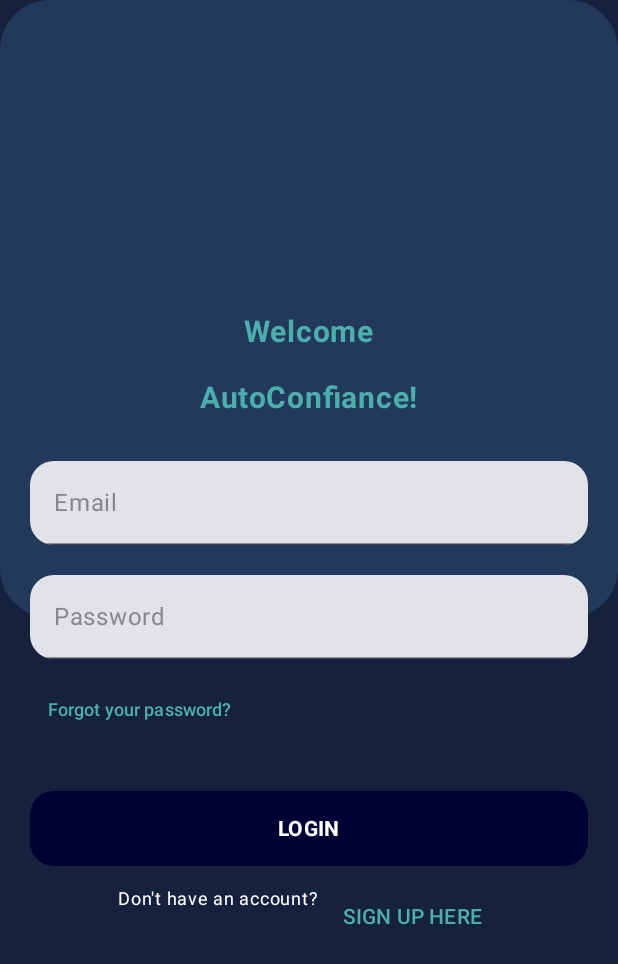
After one commit to MhamediSirine/FrontendAutoConfiace, an Android app built with Jetpack Compose: the composable Login shown on its own in the app's theme, on a phone screen of 412 x 824 dp. The commit adds this screen. Shown: the top 964 px of the screen. Run offline under Robolectric (Android 15) with nearby library versions, the phone set to English and light mode, and no system bars; our stand-ins replace livedata-compose; Roboto replaces fonts that are not available here.

Commit message:
login integration

```diff
--- a/app/build.gradle.kts
+++ b/app/build.gradle.kts
@@ -51,6 +51,8 @@ android {
 }
 
 dependencies {
+    implementation ("androidx.compose.runtime:runtime-livedata:1.5.1" // Use the latest version
+)
     implementation ("com.squareup.retrofit2:retrofit:2.9.0")
     implementation("org.jetbrains.kotlinx:kotlinx-serialization-json:1.6.0")
     implementation ("com.squareup.retrofit2:converter-gson:2.9.0")
--- a/app/src/main/AndroidManifest.xml
+++ b/app/src/main/AndroidManifest.xml
@@ -1,8 +1,9 @@
 <?xml version="1.0" encoding="utf-8"?>
 <manifest xmlns:android="http://schemas.android.com/apk/res/android"
     xmlns:tools="http://schemas.android.com/tools">
-
+    <uses-permission android:name="android.permission.INTERNET"/>
     <application
+        android:networkSecurityConfig="@xml/network_security_config"
         android:allowBackup="true"
         android:dataExtractionRules="@xml/data_extraction_rules"
         android:fullBackupContent="@xml/backup_rules"
--- a/app/src/main/java/centre/elife/fronted_autoconfiance/Routes.kt
+++ b/app/src/main/java/centre/elife/fronted_autoconfiance/Routes.kt
@@ -5,3 +5,5 @@ import kotlinx.serialization.Serializable
 object LoginRoute
 @Serializable
 object SignupRoute
+@Serializable
+object HomePageRoute
--- /dev/null
+++ b/app/src/main/java/centre/elife/fronted_autoconfiance/Views/Login.kt
@@ -0,0 +1,174 @@
+package centre.elife.fronted_autoconfiance.Views
+
+import android.widget.Toast
+import androidx.compose.foundation.Canvas
+import androidx.compose.foundation.background
+import androidx.compose.foundation.layout.*
+import androidx.compose.foundation.shape.RoundedCornerShape
+import androidx.compose.material3.*
+import androidx.compose.runtime.*
+import androidx.compose.runtime.livedata.observeAsState
+import androidx.compose.ui.Alignment
+import androidx.compose.ui.Modifier
+import androidx.compose.ui.geometry.CornerRadius
+import androidx.compose.ui.geometry.Offset
+import androidx.compose.ui.graphics.Color
+import androidx.compose.ui.platform.LocalContext
+import androidx.compose.ui.text.font.FontWeight
+import androidx.compose.ui.text.input.PasswordVisualTransformation
+import androidx.compose.ui.tooling.preview.Preview
+import androidx.compose.ui.unit.dp
+import androidx.compose.ui.unit.sp
+import androidx.navigation.NavHostController
+import androidx.navigation.compose.rememberNavController
+import centre.elife.fronted_autoconfiance.HomePageRoute
+import centre.elife.fronted_autoconfiance.SignupRoute
+import centre.elife.fronted_autoconfiance.ViewModels.LoginViewModel
+import centre.elife.fronted_autoconfiance.ui.theme.secondary
+
+@Composable
+fun Login(navController: NavHostController, loginViewModel: LoginViewModel = LoginViewModel()) {
+    val context = LocalContext.current
+    var email by remember { mutableStateOf("") }
+    var password by remember { mutableStateOf("") }
+    var errorMessage by remember { mutableStateOf("") }
+
+    val loading by loginViewModel.loading.observeAsState(false)
+    val loginResponse by loginViewModel.response.observeAsState(null)
+
+    LaunchedEffect(loginResponse) {
+        loginResponse?.let { response ->
+            if (response.isSuccessful) {
+                Toast.makeText(context, "Login Successful!", Toast.LENGTH_SHORT).show()
+                navController.navigate(HomePageRoute)
+            } else {
+                errorMessage = response.errorBody()?.string() ?: "Invalid email or password."
+            }
+        }
+    }
+
+    Box(
+        modifier = Modifier
+            .fillMaxSize()
+            .background(MaterialTheme.colorScheme.background)
+    ) {
+
+        Canvas(modifier = Modifier.fillMaxSize()) {
+            drawRect(color = Color(0xFF16213E))
+            drawRoundRect(
+                color = Color(0xFF23395B),
+                size = size.copy(width = size.width, height = size.height / 2),
+                cornerRadius = CornerRadius(x = 50f, y = 50f),
+                topLeft = Offset(x = 0f, y = 0f)
+            )
+        }
+
+        Column(
+            horizontalAlignment = Alignment.CenterHorizontally,
+            verticalArrangement = Arrangement.Center,
+            modifier = Modifier
+                .fillMaxSize()
+                .padding(20.dp)
+        ) {
+            // Welcome Text
+            Spacer(modifier = Modifier.height(20.dp))
+            Text(
+                text = "Welcome",
+                fontWeight = FontWeight.Bold,
+                fontSize = 20.sp,
+                color = secondary
+            )
+            Spacer(modifier = Modifier.height(20.dp))
+            Text(
+                text = "AutoConfiance!",
+                fontWeight = FontWeight.Bold,
+                fontSize = 20.sp,
+                color = secondary
+            )
+            Spacer(modifier = Modifier.height(30.dp))
+
+            TextField(
+                value = email,
+                shape = RoundedCornerShape(16.dp),
+                onValueChange = { email = it },
+                label = { Text("Email", color = Color.Gray) },
+                modifier = Modifier.fillMaxWidth()
+            )
+            Spacer(modifier = Modifier.height(20.dp))
+
+            TextField(
+                value = password,
+                shape = RoundedCornerShape(16.dp),
+                onValueChange = { password = it },
+                label = { Text("Password", color = Color.Gray) },
+                visualTransformation = PasswordVisualTransformation(),
+                modifier = Modifier.fillMaxWidth()
+            )
+
+            if (errorMessage.isNotEmpty()) {
+                Text(
+                    text = errorMessage,
+                    color = Color.Red,
+                    fontSize = 14.sp,
+                    modifier = Modifier.padding(top = 8.dp)
+                )
+            }
+            Spacer(modifier = Modifier.height(10.dp))
+
+            Row(
+                modifier = Modifier.fillMaxWidth(),
+                horizontalArrangement = Arrangement.SpaceBetween,
+                verticalAlignment = Alignment.CenterVertically
+            ) {
+                TextButton(onClick = { /* Navigate to Forgot Password */ }) {
+                    Text(text = "Forgot your password?", color = secondary, fontSize = 12.sp)
+                }
+            }
+
+            Spacer(modifier = Modifier.height(30.dp))
+
+            Button(
+                onClick = {
+                    if (email.isBlank() || password.isBlank()) {
+                        errorMessage = "Please fill in both email and password."
+                    } else {
+                        errorMessage = ""
+                        loginViewModel.login(email, password)
+                    }
+                },
+                shape = RoundedCornerShape(16.dp),
+                colors = ButtonDefaults.buttonColors(containerColor = Color(0xFF010035)),
+                modifier = Modifier
+                    .fillMaxWidth()
+                    .height(50.dp),
+                enabled = !loading
+            ) {
+                if (loading) {
+                    CircularProgressIndicator(color = Color.White, modifier = Modifier.size(24.dp))
+                } else {
+                    Text(text = "LOGIN", color = Color.White, fontWeight = FontWeight.Bold)
+                }
+            }
+
+            Spacer(modifier = Modifier.height(10.dp))
+
+            Row(
+                horizontalArrangement = Arrangement.Center,
+                modifier = Modifier.fillMaxWidth()
+            ) {
+                Text(text = "Don't have an account?", color = Color.White, fontSize = 12.sp)
+                Spacer(modifier = Modifier.width(4.dp))
+                TextButton(onClick = { navController.navigate(SignupRoute) }) {
+                    Text(text = "SIGN UP HERE", color = secondary)
+                }
+            }
+        }
+    }
+}
+
+@Preview(showBackground = true)
+@Composable
+fun LoginPreview() {
+    val navController = rememberNavController()
+    Login(navController = navController)
+}
--- /dev/null
+++ b/app/src/main/res/xml/network_security_config.xml
@@ -0,0 +1,6 @@
+<?xml version="1.0" encoding="utf-8"?>
+<network-security-config>
+    <domain-config cleartextTrafficPermitted="true">
+        <domain includeSubdomains="true">10.0.2.2</domain>
+    </domain-config>
+</network-security-config>
```
Also changed, not shown: app/src/main/java/centre/elife/fronted_autoconfiance/MainActivity.kt (+30 -6 lines), app/src/main/java/centre/elife/fronted_autoconfiance/ViewModels/LoginViewModel.kt (added, +34 -0 lines), app/src/main/java/centre/elife/fronted_autoconfiance/Views/HomePage.kt (+3 -4 lines), app/src/main/java/centre/elife/fronted_autoconfiance/Views/SignUp.kt (+10 -8 lines).
